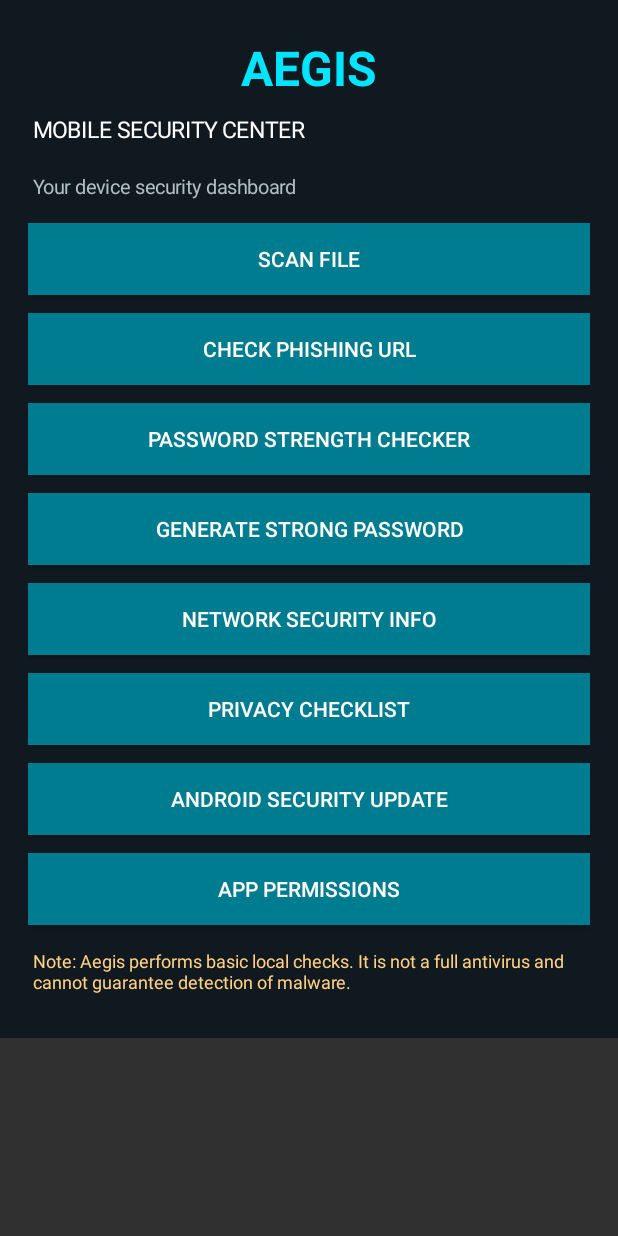
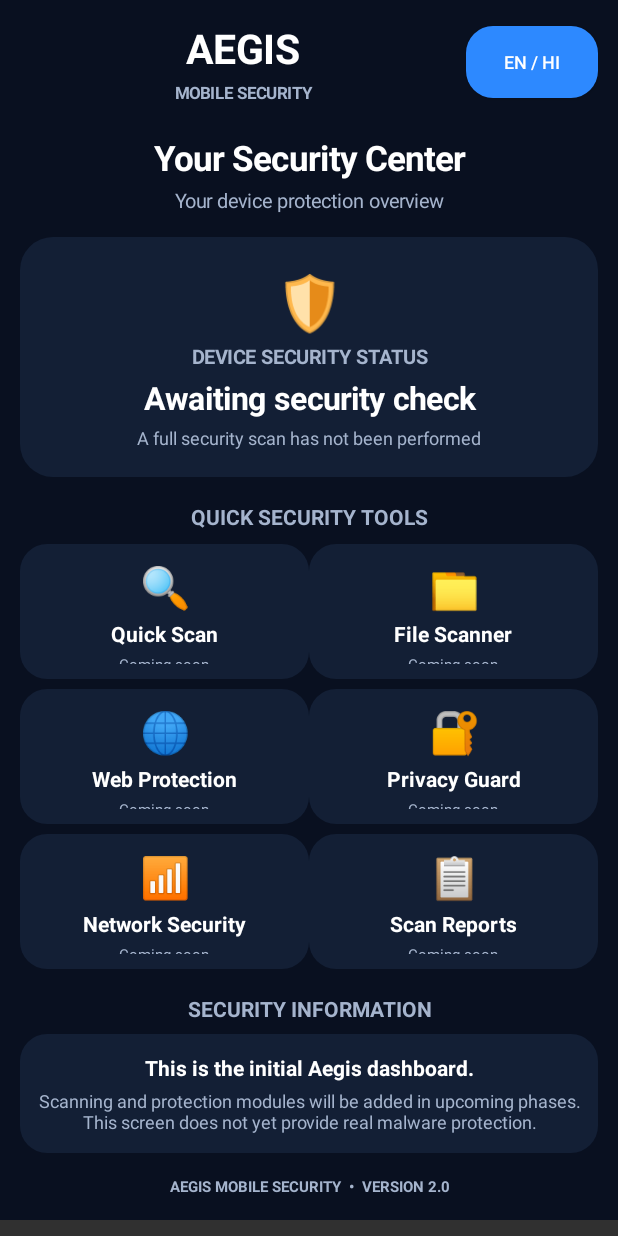
Before and after one commit to kohlimsd98-spec/Aegis, an Android app: the screen it shows after launch (MainActivity), on a phone screen of 412 x 824 dp. Run offline under Robolectric (Android 15) with nearby library versions, the phone set to English and light mode, and no system bars.

Commit message:
Build Aegis advanced bilingual dashboard

```diff
--- a/app/src/main/java/com/aegis/security/MainActivity.kt
+++ b/app/src/main/java/com/aegis/security/MainActivity.kt
@@ -1,334 +1,223 @@
-
 package com.aegis.security
 
 import android.app.Activity
-import android.app.AlertDialog
-import android.content.Intent
-import android.net.ConnectivityManager
-import android.net.NetworkCapabilities
-import android.net.Uri
 import android.os.Bundle
-import android.provider.Settings
+import android.graphics.Color
+import android.graphics.Typeface
+import android.graphics.drawable.GradientDrawable
 import android.view.Gravity
+import android.view.View
 import android.widget.*
-import java.security.MessageDigest
-import java.security.SecureRandom
 
 class MainActivity : Activity() {
 
-    private lateinit var layout: LinearLayout
-    private val random = SecureRandom()
+    private var hindi = false
+    private lateinit var root: LinearLayout
+
+    private val bg = Color.rgb(9, 16, 32)
+    private val panel = Color.rgb(19, 31, 53)
+    private val blue = Color.rgb(45, 137, 255)
+    private val white = Color.WHITE
+    private val muted = Color.rgb(165, 180, 205)
 
     override fun onCreate(savedInstanceState: Bundle?) {
         super.onCreate(savedInstanceState)
-        showDashboard()
+        window.statusBarColor = bg
+        window.navigationBarColor = bg
+        render()
     }
 
-    private fun showDashboard() {
-        layout = LinearLayout(this).apply {
+    private fun render() {
+        root = LinearLayout(this).apply {
             orientation = LinearLayout.VERTICAL
-            setPadding(28, 35, 28, 30)
-            setBackgroundColor(0xFF101820.toInt())
+            setPadding(20, 18, 20, 20)
+            setBackgroundColor(bg)
         }
 
         val scroll = ScrollView(this)
-        scroll.addView(layout)
+        scroll.addView(root)
+        setContentView(scroll)
 
-        val title = TextView(this).apply {
-            text = "AEGIS"
-            textSize = 32f
-            setTextColor(0xFF00E5FF.toInt())
+        val header = LinearLayout(this).apply {
+            orientation = LinearLayout.HORIZONTAL
+            gravity = Gravity.CENTER_VERTICAL
+        }
+
+        val brand = LinearLayout(this).apply {
+            orientation = LinearLayout.VERTICAL
+        }
+
+        brand.addView(label("AEGIS", 27, white, true))
+        brand.addView(label("MOBILE SECURITY", 11, muted, true))
+
+        header.addView(brand, LinearLayout.LayoutParams(0, -2, 1f))
+
+        val lang = Button(this).apply {
+            text = if (hindi) "हिंदी" else "EN / HI"
+            textSize = 12f
+            setTextColor(white)
+            background = shape(blue, 18)
+            setOnClickListener {
+                hindi = !hindi
+                render()
+            }
+        }
+        header.addView(lang)
+        root.addView(header)
+
+        space(24)
+        root.addView(label(
+            if (hindi) "आपका सुरक्षा केंद्र" else "Your Security Center",
+            23, white, true
+        ))
+        root.addView(label(
+            if (hindi) "आपके डिवाइस की सुरक्षा का अवलोकन" else
+                "Your device protection overview",
+            13, muted
+        ))
+
+        space(20)
+        val score = LinearLayout(this).apply {
+            orientation = LinearLayout.VERTICAL
             gravity = Gravity.CENTER
-            typeface = android.graphics.Typeface.DEFAULT_BOLD
+            setPadding(20, 24, 20, 24)
+            background = shape(panel, 22)
         }
-        layout.addView(title)
 
-        addText("MOBILE SECURITY CENTER", 15f, 0xFFFFFFFF.toInt())
-        addText("Your device security dashboard", 13f, 0xFFB0BEC5.toInt())
+        score.addView(label("🛡️", 36, white))
+        score.addView(label(
+            if (hindi) "डिवाइस सुरक्षा स्थिति" else "DEVICE SECURITY STATUS",
+            13, muted, true
+        ))
+        score.addView(label(
+            if (hindi) "जांच की प्रतीक्षा में" else "Awaiting security check",
+            21, white, true
+        ))
+        score.addView(label(
+            if (hindi) "अभी पूर्ण सुरक्षा स्कैन नहीं हुआ है" else
+                "A full security scan has not been performed",
+            12, muted
+        ))
+        root.addView(score, matchWidth())
 
-        addButton("SCAN FILE") { chooseFile() }
-        addButton("CHECK PHISHING URL") { checkUrl() }
-        addButton("PASSWORD STRENGTH CHECKER") { passwordChecker() }
-        addButton("GENERATE STRONG PASSWORD") { generatePassword() }
-        addButton("NETWORK SECURITY INFO") { networkInfo() }
-        addButton("PRIVACY CHECKLIST") { privacyChecklist() }
-        addButton("ANDROID SECURITY UPDATE") { openSettings(Settings.ACTION_SECURITY_SETTINGS) }
-        addButton("APP PERMISSIONS") { openSettings(Settings.ACTION_APPLICATION_SETTINGS) }
+        space(22)
+        root.addView(label(
+            if (hindi) "त्वरित सुरक्षा उपकरण" else "QUICK SECURITY TOOLS",
+            14, muted, true
+        ))
+        space(10)
 
-        addText(
-            "Note: Aegis performs basic local checks. It is not a full antivirus and cannot guarantee detection of malware.",
-            12f,
-            0xFFFFD180.toInt()
+        val tools = listOf(
+            arrayOf("🔍", "Quick Scan", "त्वरित स्कैन"),
+            arrayOf("📁", "File Scanner", "फाइल स्कैनर"),
+            arrayOf("🌐", "Web Protection", "वेब सुरक्षा"),
+            arrayOf("🔐", "Privacy Guard", "प्राइवेसी सुरक्षा"),
+            arrayOf("📶", "Network Security", "नेटवर्क सुरक्षा"),
+            arrayOf("📋", "Scan Reports", "स्कैन रिपोर्ट")
         )
 
-        setContentView(scroll)
+        for (i in tools.indices step 2) {
+            val row = LinearLayout(this).apply {
+                orientation = LinearLayout.HORIZONTAL
+            }
+            row.addView(toolCard(tools[i]), LinearLayout.LayoutParams(0, 135, 1f))
+            val second = if (i + 1 < tools.size) tools[i + 1] else tools[i]
+            row.addView(toolCard(second), LinearLayout.LayoutParams(0, 135, 1f))
+            root.addView(row)
+            space(10)
         }
 
-    private fun addText(value: String, size: Float, color: Int) {
-        val text = TextView(this).apply {
-            text = value
-            textSize = size
-            setTextColor(color)
-            setPadding(5, 14, 5, 14)
-        }
-        layout.addView(text)
+        space(12)
+        root.addView(label(
+            if (hindi) "सुरक्षा जानकारी" else "SECURITY INFORMATION",
+            14, muted, true
+        ))
+        space(8)
+
+        val info = LinearLayout(this).apply {
+            orientation = LinearLayout.VERTICAL
+            setPadding(16, 16, 16, 16)
+            background = shape(panel, 18)
         }
 
-    private fun addButton(label: String, action: () -> Unit) {
-        val button = Button(this).apply {
-            text = label
-            setTextColor(0xFFFFFFFF.toInt())
-            setBackgroundColor(0xFF007C91.toInt())
-            textSize = 14f
-            setOnClickListener { action() }
+        info.addView(label(
+            if (hindi) "यह Aegis का प्रारंभिक डैशबोर्ड है।" else
+                "This is the initial Aegis dashboard.",
+            14, white, true
+        ))
+        info.addView(label(
+            if (hindi)
+                "स्कैनिंग और सुरक्षा मॉड्यूल अगले चरणों में जोड़े जाएंगे। अभी यह स्क्रीन वास्तविक मैलवेयर सुरक्षा प्रदान नहीं करती।"
+            else
+                "Scanning and protection modules will be added in upcoming phases. This screen does not yet provide real malware protection.",
+            12, muted
+        ))
+        root.addView(info, matchWidth())
+
+        space(20)
+        root.addView(label(
+            "AEGIS MOBILE SECURITY  •  VERSION 2.0",
+            10, muted, true
+        ))
     }
 
-        val params = LinearLayout.LayoutParams(
-            LinearLayout.LayoutParams.MATCH_PARENT,
-            LinearLayout.LayoutParams.WRAP_CONTENT
-        )
-        params.setMargins(0, 9, 0, 9)
-        layout.addView(button, params)
-    }
-
-    private fun chooseFile() {
-        val intent = Intent(Intent.ACTION_OPEN_DOCUMENT).apply {
-            type = "*/*"
-            addCategory(Intent.CATEGORY_OPENABLE)
-        }
-        startActivityForResult(intent, 101)
-    }
-
-    @Deprecated("Legacy file picker callback")
-    override fun onActivityResult(
-        requestCode: Int,
-        resultCode: Int,
-        data: Intent?
-    ) {
-        super.onActivityResult(requestCode, resultCode, data)
-
-        if (requestCode == 101 && resultCode == RESULT_OK) {
-            val uri = data?.data ?: return
-            scanFile(uri)
+    private fun toolCard(item: Array<String>): LinearLayout {
+        val card = LinearLayout(this).apply {
+            orientation = LinearLayout.VERTICAL
+            gravity = Gravity.CENTER
+            setPadding(8, 12, 8, 12)
+            background = shape(panel, 18)
+            isClickable = true
+            isFocusable = true
+            setOnClickListener {
+                Toast.makeText(
+                    this@MainActivity,
+                    if (hindi) "यह मॉड्यूल अगले चरण में सक्रिय होगा"
+                    else "This module will be activated in a future phase",
+                    Toast.LENGTH_LONG
+                ).show()
             }
         }
 
-    private fun scanFile(uri: Uri) {
-        try {
-            val input = contentResolver.openInputStream(uri)
-                ?: throw Exception("File open nahi ho payi")
-
-            val digest = MessageDigest.getInstance("SHA-256")
-            val buffer = ByteArray(8192)
-            var total = 0L
-
-            input.use { stream ->
-                while (true) {
-                    val count = stream.read(buffer)
-                    if (count == -1) break
-
-                    total += count
-                    if (total > 100L * 1024 * 1024) {
-                        throw Exception("File 100 MB se badi hai")
+        card.addView(label(item[0], 27, white))
+        card.addView(label(
+            if (hindi) item[2] else item[1],
+            14, white, true
+        ))
+        card.addView(label(
+            if (hindi) "जल्द आ रहा है" else "Coming soon",
+            10, muted
+        ))
+        return card
     }
 
-                    digest.update(buffer, 0, count)
+    private fun label(
+        value: String,
+        size: Int,
+        color: Int,
+        bold: Boolean = false
+    ): TextView {
+        return TextView(this).apply {
+            text = value
+            textSize = size.toFloat()
+            setTextColor(color)
+            gravity = Gravity.CENTER
+            if (bold) setTypeface(null, Typeface.BOLD)
+            setPadding(2, 3, 2, 3)
         }
     }
 
-            val hash = digest.digest().joinToString("") {
-                "%02x".format(it)
-            }
-
-            val name = uri.lastPathSegment ?: "Selected file"
-
-            AlertDialog.Builder(this)
-                .setTitle("File Scan Report")
-                .setMessage(
-                    "File: $name\n\n" +
-                    "Size: $total bytes\n\n" +
-                    "SHA-256:\n$hash\n\n" +
-                    "Basic scan complete. Hash alone does not prove a file is safe."
-                )
-                .setPositiveButton("OK", null)
-                .show()
-
-        } catch (e: Exception) {
-            showMessage("Scan error: ${e.message}")
+    private fun shape(color: Int, radius: Int): GradientDrawable {
+        return GradientDrawable().apply {
+            setColor(color)
+            cornerRadius = radius * resources.displayMetrics.density
         }
     }
 
-    private fun checkUrl() {
-        val input = EditText(this).apply {
-            hint = "https://example.com"
-        }
+    private fun matchWidth() =
+        LinearLayout.LayoutParams(-1, -2)
 
-        AlertDialog.Builder(this)
-            .setTitle("Phishing URL Checker")
-            .setMessage("URL enter karein:")
-            .setView(input)
-            .setPositiveButton("CHECK") { _, _ ->
-                val url = input.text.toString().trim()
-                val result = inspectUrl(url)
-                showMessage(result)
-            }
-            .setNegativeButton("CANCEL", null)
-            .show()
-    }
-
-    private fun inspectUrl(url: String): String {
-        if (url.isBlank()) return "URL enter nahi kiya."
-
-        val lower = url.lowercase()
-
-        val suspicious = listOf(
-            "login-verify",
-            "account-suspended",
-            "free-gift",
-            "password-reset",
-            "verify-account",
-            "secure-update"
-        )
-
-        val warnings = mutableListOf<String>()
-
-        if (!lower.startsWith("https://")) {
-            warnings.add("HTTPS nahi hai")
-        }
-
-        if ("@" in url) {
-            warnings.add("URL mein @ symbol hai")
-        }
-
-        if (lower.contains("xn--")) {
-            warnings.add("Punycode domain mila")
-        }
-
-        if (suspicious.any { lower.contains(it) }) {
-            warnings.add("Suspicious keyword mila")
-        }
-
-        return if (warnings.isEmpty()) {
-            "Koi basic warning nahi mili.\n\nIska matlab URL safe hone ki guarantee nahi hai."
-        } else {
-            "WARNING: Suspicious URL ho sakta hai!\n\n" +
-            warnings.joinToString("\n") +
-            "\n\nLink open na karein jab tak verify na ho."
+    private fun space(height: Int) {
+        root.addView(View(this), LinearLayout.LayoutParams(1, height))
     }
 }
-
-    private fun passwordChecker() {
-        val input = EditText(this).apply {
-            hint = "Password enter karein"
-        }
-
-        AlertDialog.Builder(this)
-            .setTitle("Password Strength")
-            .setView(input)
-            .setPositiveButton("CHECK") { _, _ ->
-                val p = input.text.toString()
-                var score = 0
-
-                if (p.length >= 12) score++
-                if (p.any { it.isUpperCase() }) score++
-                if (p.any { it.isLowerCase() }) score++
-                if (p.any { it.isDigit() }) score++
-                if (p.any { !it.isLetterOrDigit() }) score++
-
-                val result = when {
-                    p.length < 8 -> "Weak"
-                    score <= 2 -> "Weak"
-                    score <= 3 -> "Medium"
-                    else -> "Strong"
-                }
-
-                showMessage("Password rating: $result\n\n" +
-                    "Ye basic estimate hai, guarantee nahi.")
-            }
-            .setNegativeButton("CANCEL", null)
-            .show()
-    }
-
-    private fun generatePassword() {
-        val chars =
-            "ABCDEFGHJKLMNPQRSTUVWXYZabcdefghijkmnopqrstuvwxyz23456789!@#\$%&*"
-
-        val password = (1..20).map {
-            chars[random.nextInt(chars.length)]
-        }.joinToString("")
-
-        val box = EditText(this).apply {
-            setText(password)
-            isFocusable = false
-        }
-
-        AlertDialog.Builder(this)
-            .setTitle("Strong Password")
-            .setMessage("Apna password copy karke secure jagah rakhein.")
-            .setView(box)
-            .setPositiveButton("DONE", null)
-            .show()
-    }
-
-    private fun networkInfo() {
-        try {
-            val manager =
-                getSystemService(CONNECTIVITY_SERVICE) as ConnectivityManager
-
-            val network = manager.activeNetwork
-            val capabilities = manager.getNetworkCapabilities(network)
-
-            val type = when {
-                capabilities == null -> "No active network"
-                capabilities.hasTransport(NetworkCapabilities.TRANSPORT_WIFI) -> "Wi-Fi"
-                capabilities.hasTransport(NetworkCapabilities.TRANSPORT_CELLULAR) -> "Mobile data"
-                else -> "Other network"
-            }
-
-            val vpn = capabilities?.hasTransport(
-                NetworkCapabilities.TRANSPORT_VPN
-            ) == true
-
-            showMessage(
-                "Network: $type\nVPN detected: $vpn\n\n" +
-                "VPN detection does not verify network safety."
-            )
-        } catch (e: Exception) {
-            showMessage("Network information unavailable.")
-        }
-    }
-
-    private fun privacyChecklist() {
-        val items = arrayOf(
-            "Screen lock enabled",
-            "Unknown app installation disabled",
-            "App permissions reviewed",
-            "Android updated",
-            "Google Play Protect enabled"
-        )
-
-        AlertDialog.Builder(this)
-            .setTitle("Privacy Checklist")
-            .setMultiChoiceItems(items, BooleanArray(items.size)) {
-                _, _, _ ->
-            }
-            .setPositiveButton("DONE", null)
-            .show()
-    }
-
-    private fun openSettings(action: String) {
-        try {
-            startActivity(Intent(action))
-        } catch (e: Exception) {
-            startActivity(Intent(Settings.ACTION_SETTINGS))
-        }
-    }
-
-    private fun showMessage(message: String) {
-        AlertDialog.Builder(this)
-            .setTitle("Aegis Security")
-            .setMessage(message)
-            .setPositiveButton("OK", null)
-            .show()
-    }
-}
```
Lines whose indentation alone changed are shown as unchanged.
